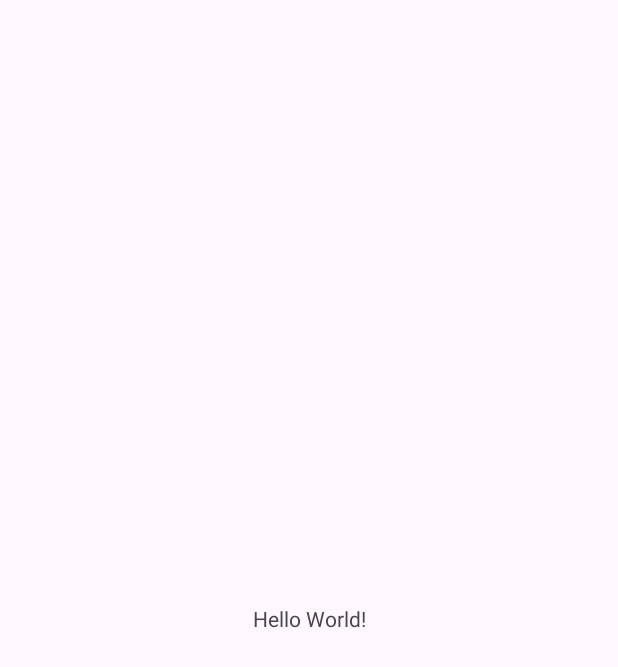
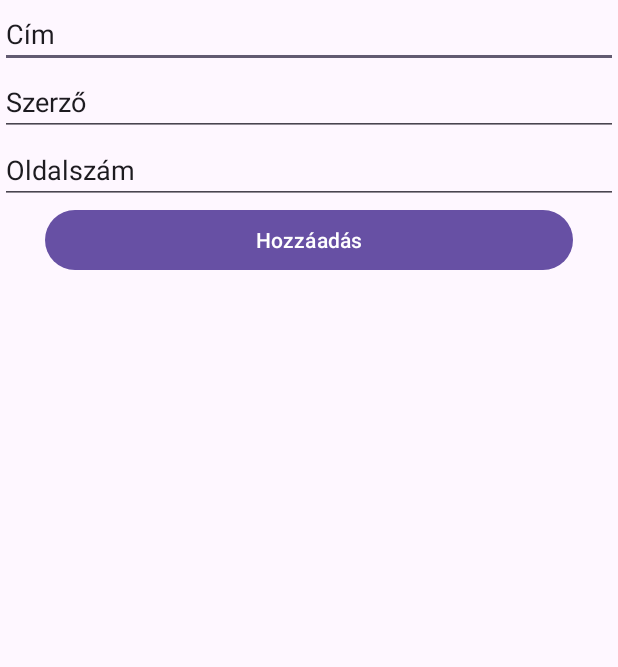
Before and after one commit to pasztor-mark/PasztorMark-KonyvtarkezeloAlkalmazas, an Android app: the screen it shows after launch (MainActivity), on a phone screen of 412 x 824 dp. Before the commit the part shown is almost empty. Shown: the top 667 px of the screen. Run offline under Robolectric (Android 15) with nearby library versions, the phone set to English and light mode, and no system bars.

```diff
--- a/app/src/main/java/com/example/pasztormark_dolgozat/MainActivity.java
+++ b/app/src/main/java/com/example/pasztormark_dolgozat/MainActivity.java
@@ -1,6 +1,9 @@
 package com.example.pasztormark_dolgozat;
 
 import android.os.Bundle;
+import android.widget.Button;
+import android.widget.EditText;
+import android.widget.ListView;
 
 import androidx.activity.EdgeToEdge;
 import androidx.appcompat.app.AppCompatActivity;
@@ -8,8 +11,18 @@ import androidx.core.graphics.Insets;
 import androidx.core.view.ViewCompat;
 import androidx.core.view.WindowInsetsCompat;
 
+import java.util.ArrayList;
+
 public class MainActivity extends AppCompatActivity {
 
+    private EditText cimEditText;
+    private EditText szerzoEditText;
+    private EditText oldalszamEditText;
+    private Button submitButton;
+    private ListView listView;
+    private ArrayList<ListViewItem> ujKonyv;
+
+    private KonyvAdapter adapter;
     @Override
     protected void onCreate(Bundle savedInstanceState) {
         super.onCreate(savedInstanceState);
@@ -20,5 +33,23 @@ public class MainActivity extends AppCompatActivity {
             v.setPadding(systemBars.left, systemBars.top, systemBars.right, systemBars.bottom);
             return insets;
         });
+        cimEditText = findViewById(R.id.cim);
+        szerzoEditText = findViewById(R.id.szerzo);
+        oldalszamEditText = findViewById(R.id.oldalszam);
+        submitButton = findViewById(R.id.submit);
+        listView = findViewById(R.id.lista);
+
+        ujKonyv = new ArrayList<>();
+        adapter = new KonyvAdapter(this, R.layout.listviewitem, ujKonyv);
+        listView.setAdapter(adapter);
+
+        submitButton.setOnClickListener(view -> {
+            String cim = cimEditText.getText().toString();
+            String szerzo = szerzoEditText.getText().toString();
+            int oldalszam = Integer.parseInt(oldalszamEditText.getText().toString());
+            ListViewItem item = new ListViewItem(cim, szerzo, oldalszam);
+            ujKonyv.add(item);
+            adapter.notifyDataSetChanged();
+        });
     }
 }
--- a/app/src/main/res/layout/activity_main.xml
+++ b/app/src/main/res/layout/activity_main.xml
@@ -7,13 +7,43 @@
     android:layout_height="match_parent"
     tools:context=".MainActivity">
 
-    <TextView
-        android:layout_width="wrap_content"
-        android:layout_height="wrap_content"
-        android:text="Hello World!"
-        app:layout_constraintBottom_toBottomOf="parent"
-        app:layout_constraintEnd_toEndOf="parent"
-        app:layout_constraintStart_toStartOf="parent"
-        app:layout_constraintTop_toTopOf="parent" />
+    <LinearLayout
+        android:layout_width="match_parent"
+        android:layout_height="match_parent"
+        android:orientation="vertical"
+        >
+        <EditText
+                android:id="@+id/cim"
+                android:text="Cím"
+                android:layout_width="match_parent"
+                android:layout_height="wrap_content"
+                android:inputType="text" />
+               />        <EditText
+                android:id="@+id/szerzo"
+                android:text="Szerző"
+                android:layout_width="match_parent"
+                android:layout_height="wrap_content"
+                android:inputType="text" />
+               />        <EditText
+                android:id="@+id/oldalszam"
+                android:text="Oldalszám"
+                android:layout_width="match_parent"
+                android:layout_height="wrap_content"
+                android:inputType="text" />
+               />
+        <Button
+            android:layout_width="match_parent"
+            android:layout_marginHorizontal="30dp"
+            android:id="@+id/submit"
+            android:layout_height="wrap_content"
+            android:text="Hozzáadás"/>
+        <ListView
+            android:id="@+id/lista"
+            android:layout_width="wrap_content"
+            android:layout_height="match_parent">
+
+        </ListView>
+
+    </LinearLayout>
 
 </androidx.constraintlayout.widget.ConstraintLayout>
```
Also changed, not shown: app/src/main/java/com/example/pasztormark_dolgozat/KonyvAdapter.java (added, +31 -0 lines), app/src/main/java/com/example/pasztormark_dolgozat/ListViewItem.java (added, +34 -0 lines), app/src/main/res/layout/listviewitem.xml (added, +40 -0 lines).
